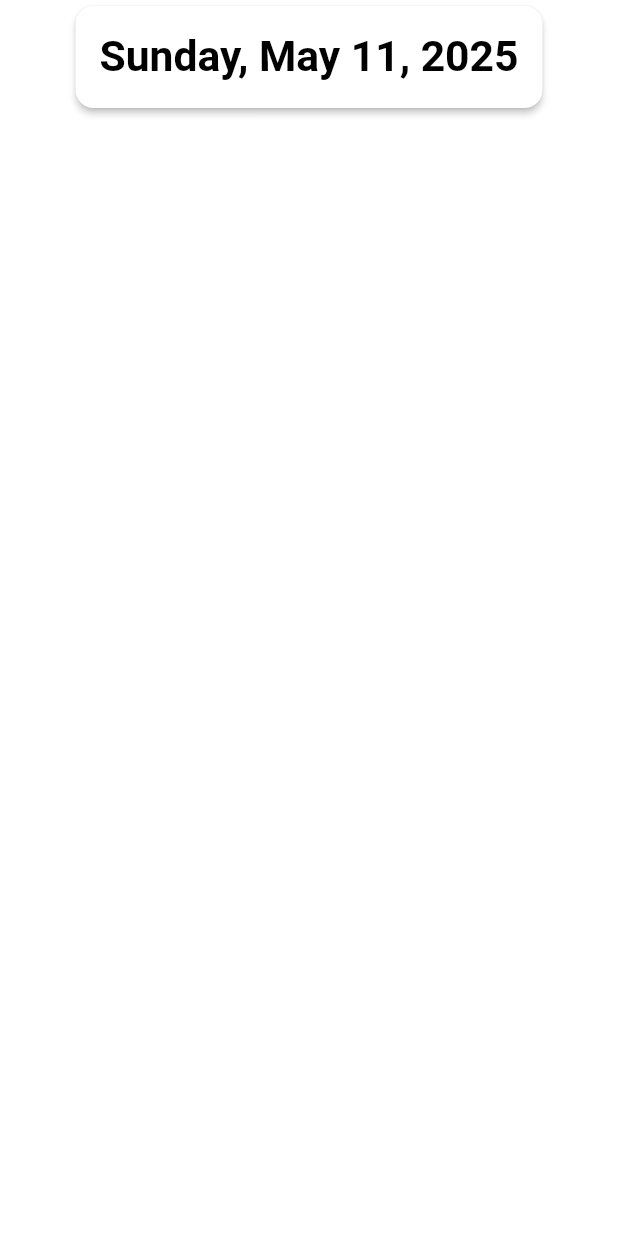
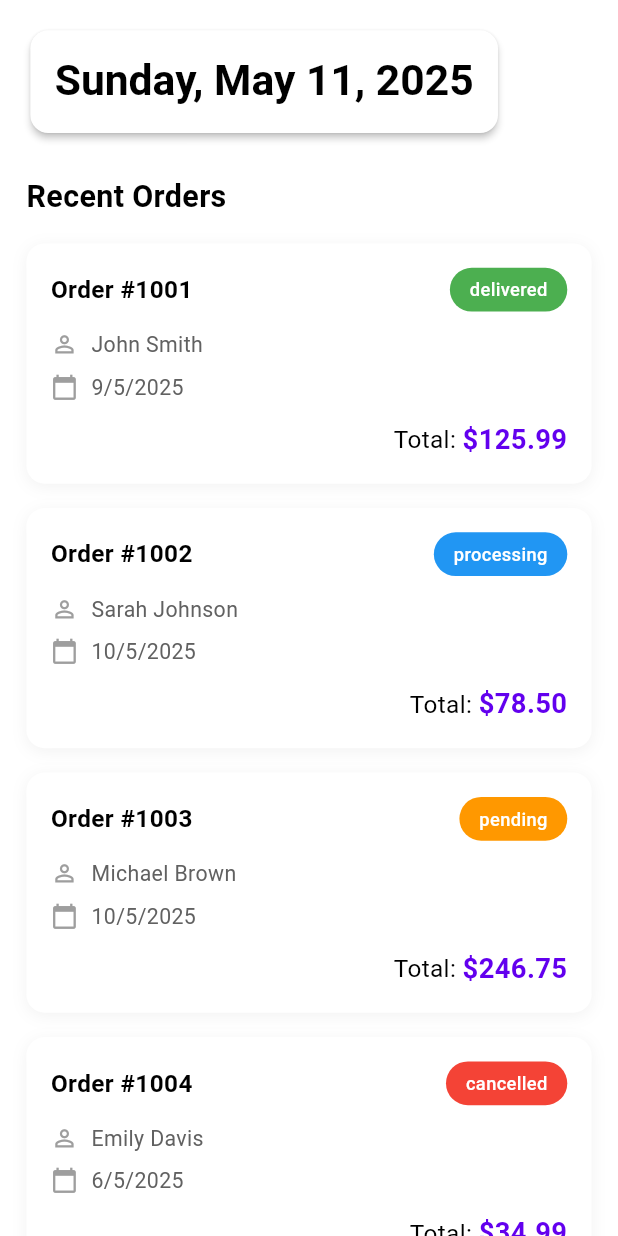
Before and after one commit to belalSoliman/b-order, a Flutter app: the screen it shows after launch, on a phone screen of 412 x 824 dp. Run offline on Flutter 3.47's test engine with Material 3 defaults, Android fonts, the phone set to English and light mode, and no system bars; our stand-ins replace flutter_screenutil.

Commit message:
Implement DashbordScreen with dummy order data and display; create OrderItem widget for order representation; update DateWidget for responsive padding.

```diff
--- a/lib/features/home/presentation/dashbord_screen.dart
+++ b/lib/features/home/presentation/dashbord_screen.dart
@@ -1,19 +1,128 @@
 import 'package:border/features/home/presentation/widgets/datewidget.dart';
+import 'package:border/features/home/presentation/widgets/order_item.dart';
 import 'package:flutter/material.dart';
+import 'package:flutter_screenutil/flutter_screenutil.dart';
 
 class DashbordScreen extends StatelessWidget {
   const DashbordScreen({super.key});
 
+  // Generate dummy orders
+  List<OrderData> _getDummyOrders() {
+    return [
+      OrderData(
+        id: '1001',
+        customerName: 'John Smith',
+        totalAmount: 125.99,
+        date: DateTime.now().subtract(const Duration(days: 2)),
+        status: OrderStatus.delivered,
+      ),
+      OrderData(
+        id: '1002',
+        customerName: 'Sarah Johnson',
+        totalAmount: 78.50,
+        date: DateTime.now().subtract(const Duration(hours: 12)),
+        status: OrderStatus.processing,
+      ),
+      OrderData(
+        id: '1003',
+        customerName: 'Michael Brown',
+        totalAmount: 246.75,
+        date: DateTime.now().subtract(const Duration(days: 1)),
+        status: OrderStatus.pending,
+      ),
+      OrderData(
+        id: '1004',
+        customerName: 'Emily Davis',
+        totalAmount: 34.99,
+        date: DateTime.now().subtract(const Duration(days: 5)),
+        status: OrderStatus.cancelled,
+      ),
+      OrderData(
+        id: '1005',
+        customerName: 'Robert Wilson',
+        totalAmount: 189.25,
+        date: DateTime.now(),
+        status: OrderStatus.processing,
+      ),
+      OrderData(
+        id: '1006',
+        customerName: 'Jessica Miller',
+        totalAmount: 67.80,
+        date: DateTime.now().subtract(const Duration(hours: 36)),
+        status: OrderStatus.delivered,
+      ),
+      OrderData(
+        id: '1007',
+        customerName: 'David Taylor',
+        totalAmount: 112.45,
+        date: DateTime.now().subtract(const Duration(days: 3)),
+        status: OrderStatus.pending,
+      ),
+    ];
+  }
+
   @override
   Widget build(BuildContext context) {
+    final dummyOrders = _getDummyOrders();
+
     return Scaffold(
       body: SafeArea(
-        child: SingleChildScrollView(
-          child: Column(
-            children: [Center(child: DateWidget(date: DateTime.now()))],
-          ),
+        child: Column(
+          crossAxisAlignment: CrossAxisAlignment.start,
+          children: [
+            Padding(
+              padding: EdgeInsets.all(16.r),
+              child: DateWidget(date: DateTime.now()),
+            ),
+
+            Padding(
+              padding: EdgeInsets.symmetric(horizontal: 16.w, vertical: 8.h),
+              child: Text(
+                'Recent Orders',
+                style: TextStyle(fontSize: 20.sp, fontWeight: FontWeight.bold),
+              ),
+            ),
+
+            Expanded(
+              child: ListView.builder(
+                itemCount: dummyOrders.length,
+                itemBuilder: (context, index) {
+                  final order = dummyOrders[index];
+                  return OrderItem(
+                    orderId: order.id,
+                    customerName: order.customerName,
+                    orderAmount: order.totalAmount,
+                    orderDate: order.date,
+                    status: order.status,
+                    onTap: () {
+                      ScaffoldMessenger.of(context).showSnackBar(
+                        SnackBar(content: Text('Order #${order.id} details')),
+                      );
+                    },
+                  );
+                },
+              ),
+            ),
+          ],
         ),
       ),
     );
   }
 }
+
+// Order data model for dummy data
+class OrderData {
+  final String id;
+  final String customerName;
+  final double totalAmount;
+  final DateTime date;
+  final OrderStatus status;
+
+  OrderData({
+    required this.id,
+    required this.customerName,
+    required this.totalAmount,
+    required this.date,
+    required this.status,
+  });
+}
--- a/lib/features/home/presentation/widgets/datewidget.dart
+++ b/lib/features/home/presentation/widgets/datewidget.dart
@@ -1,5 +1,6 @@
 // widgets that show the date
 import 'package:flutter/material.dart';
+import 'package:flutter_screenutil/flutter_screenutil.dart';
 import 'package:intl/intl.dart';
 
 class DateWidget extends StatelessWidget {
@@ -15,7 +16,7 @@ class DateWidget extends StatelessWidget {
     return Card(
       elevation: 2.0,
       child: Padding(
-        padding: const EdgeInsets.all(16.0),
+        padding:  EdgeInsets.all(16.0.r),
         child: Text(
           formattedDate,
           style: Theme.of(context).textTheme.headlineLarge,
--- /dev/null
+++ b/lib/features/home/presentation/widgets/order_item.dart
@@ -0,0 +1,151 @@
+// order irem widget that display prefe of the order in the list
+import 'package:flutter/material.dart';
+import 'package:flutter_screenutil/flutter_screenutil.dart';
+
+class OrderItem extends StatelessWidget {
+  final String orderId;
+  final String customerName;
+  final double orderAmount;
+  final DateTime orderDate;
+  final OrderStatus status;
+  final VoidCallback onTap;
+
+  const OrderItem({
+    super.key,
+    required this.orderId,
+    required this.customerName,
+    required this.orderAmount,
+    required this.orderDate,
+    required this.status,
+    required this.onTap,
+  });
+
+  @override
+  Widget build(BuildContext context) {
+    return GestureDetector(
+      onTap: onTap,
+      child: Container(
+        margin: EdgeInsets.symmetric(vertical: 8.h, horizontal: 16.w),
+        decoration: BoxDecoration(
+          color: Theme.of(context).cardColor,
+          borderRadius: BorderRadius.circular(12.r),
+          boxShadow: [
+            BoxShadow(
+              color: Colors.black.withValues(alpha: .05),
+              blurRadius: 8.r,
+              offset: Offset(0, 2.h),
+            ),
+          ],
+        ),
+        child: Padding(
+          padding: EdgeInsets.all(16.r),
+          child: Column(
+            crossAxisAlignment: CrossAxisAlignment.start,
+            children: [
+              Row(
+                mainAxisAlignment: MainAxisAlignment.spaceBetween,
+                children: [
+                  Text(
+                    'Order #$orderId',
+                    style: TextStyle(
+                      fontSize: 16.sp,
+                      fontWeight: FontWeight.bold,
+                    ),
+                  ),
+
+                  _buildStatusChip(context),
+                ],
+              ),
+              SizedBox(height: 12.h),
+
+              // Customer name
+              Row(
+                children: [
+                  Icon(Icons.person_outline, size: 18.r, color: Colors.grey),
+                  SizedBox(width: 8.w),
+                  Text(
+                    customerName,
+                    style: TextStyle(fontSize: 14.sp, color: Colors.grey[700]),
+                  ),
+                ],
+              ),
+              SizedBox(height: 8.h),
+
+              // Order date
+              Row(
+                children: [
+                  Icon(Icons.calendar_today, size: 18.r, color: Colors.grey),
+                  SizedBox(width: 8.w),
+                  Text(
+                    _formatDate(orderDate),
+                    style: TextStyle(fontSize: 14.sp, color: Colors.grey[700]),
+                  ),
+                ],
+              ),
+              SizedBox(height: 12.h),
+
+              // Order amount
+              Row(
+                mainAxisAlignment: MainAxisAlignment.end,
+                children: [
+                  Text('Total: ', style: TextStyle(fontSize: 16.sp)),
+                  Text(
+                    '\$${orderAmount.toStringAsFixed(2)}',
+                    style: TextStyle(
+                      fontSize: 18.sp,
+                      fontWeight: FontWeight.bold,
+                      color: Theme.of(context).primaryColor,
+                    ),
+                  ),
+                ],
+              ),
+            ],
+          ),
+        ),
+      ),
+    );
+  }
+
+  Widget _buildStatusChip(BuildContext context) {
+    Color backgroundColor;
+    Color textColor = Colors.white;
+    String statusText = status.name;
+
+    switch (status) {
+      case OrderStatus.pending:
+        backgroundColor = Colors.orange;
+        break;
+      case OrderStatus.processing:
+        backgroundColor = Colors.blue;
+        break;
+      case OrderStatus.delivered:
+        backgroundColor = Colors.green;
+        break;
+      case OrderStatus.cancelled:
+        backgroundColor = Colors.red;
+        break;
+    }
+
+    return Container(
+      padding: EdgeInsets.symmetric(horizontal: 12.w, vertical: 6.h),
+      decoration: BoxDecoration(
+        color: backgroundColor,
+        borderRadius: BorderRadius.circular(20.r),
+      ),
+      child: Text(
+        statusText,
+        style: TextStyle(
+          color: textColor,
+          fontSize: 12.sp,
+          fontWeight: FontWeight.w500,
+        ),
+      ),
+    );
+  }
+
+  String _formatDate(DateTime date) {
+    return '${date.day}/${date.month}/${date.year}';
+  }
+}
+
+enum OrderStatus { pending, processing, delivered, cancelled }
--- a/lib/main.dart
+++ b/lib/main.dart
@@ -12,13 +12,8 @@ class MyApp extends StatelessWidget {
 
   @override
   Widget build(BuildContext context) {
-    // ScreenUtilInit wraps your MaterialApp
     return ScreenUtilInit(
-      // Design size is based on your UI design's reference device
-      designSize: const Size(
-        375,
-        812,
-      ), // iPhone X dimensions (common reference)
+      designSize: const Size(375, 812),
       minTextAdapt: true,
       splitScreenMode: true,
       builder: (context, child) {
```
